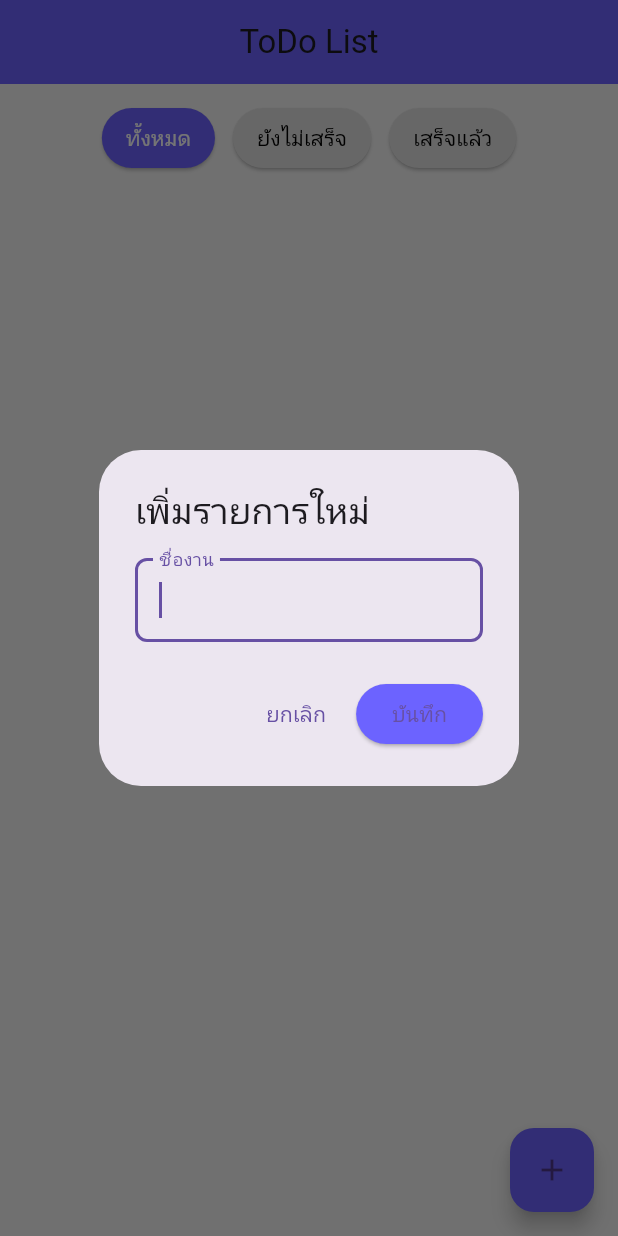
After one commit to Ratcha124/Flutter_todo_list, a Flutter app: the HomeScreen screen opened directly, after a tap on the "add" icon, on a phone screen of 412 x 824 dp. The commit adds this screen. Run offline on Flutter 3.47's test engine with Material 3 defaults, Android fonts, the phone set to English and light mode, and no system bars.

Commit message:
Update todo_screen.dart

```diff
--- /dev/null
+++ b/lib/models/todo_model.dart
@@ -0,0 +1,37 @@
+import 'dart:convert';
+
+class Todo {
+  String id;
+  String title;
+  bool isDone;
+
+  Todo({
+    required this.id,
+    required this.title,
+    this.isDone = false,
+  });
+
+  // แปลงเป็น Map สำหรับเก็บใน JSON
+  Map<String, dynamic> toMap() {
+    return {
+      'id': id,
+      'title': title,
+      'isDone': isDone,
+    };
+  }
+
+  // สร้างจาก Map ที่แปลงจาก JSON
+  factory Todo.fromMap(Map<String, dynamic> map) {
+    return Todo(
+      id: map['id'],
+      title: map['title'],
+      isDone: map['isDone'],
+    );
+  }
+
+  // แปลงเป็น JSON string
+  String toJson() => json.encode(toMap());
+
+  // สร้างจาก JSON string
+  factory Todo.fromJson(String source) => Todo.fromMap(json.decode(source));
+}
--- /dev/null
+++ b/lib/screens/home_screen.dart
@@ -0,0 +1,150 @@
+import 'package:flutter/material.dart';
+import 'package:uuid/uuid.dart';
+import '../models/todo_model.dart';
+import '../widgets/todo_item.dart';
+import '../widgets/todo_form.dart';
+import '../utils/constants.dart';
+
+enum FilterStatus { all, done, notDone }
+
+class HomeScreen extends StatefulWidget {
+  final VoidCallback? onLogout;
+  const HomeScreen({Key? key, this.onLogout}) : super(key: key);
+
+  @override
+  State<HomeScreen> createState() => _HomeScreenState();
+}
+
+class _HomeScreenState extends State<HomeScreen> {
+  final List<Todo> _todos = [];
+  FilterStatus _filterStatus = FilterStatus.all;
+  final uuid = const Uuid();
+
+  List<Todo> get filteredTodos {
+    switch (_filterStatus) {
+      case FilterStatus.done:
+        return _todos.where((t) => t.isDone).toList();
+      case FilterStatus.notDone:
+        return _todos.where((t) => !t.isDone).toList();
+      case FilterStatus.all:
+      default:
+        return _todos;
+    }
+  }
+
+  void _addTodo(String title) {
+    setState(() {
+      _todos.add(Todo(id: uuid.v4(), title: title));
+    });
+  }
+
+  void _toggleDone(Todo todo) {
+    setState(() {
+      final index = _todos.indexWhere((t) => t.id == todo.id);
+      if (index != -1) {
+        _todos[index].isDone = !_todos[index].isDone;
+      }
+    });
+  }
+
+  void _deleteTodo(Todo todo) {
+    setState(() {
+      _todos.removeWhere((t) => t.id == todo.id);
+    });
+  }
+
+  void _editTodo(Todo todo, String newTitle) {
+    setState(() {
+      final index = _todos.indexWhere((t) => t.id == todo.id);
+      if (index != -1) {
+        _todos[index].title = newTitle;
+      }
+    });
+  }
+
+  void _showAddForm() {
+    showDialog(
+      context: context,
+      builder: (_) => TodoForm(onSubmit: _addTodo),
+    );
+  }
+
+  void _showEditForm(Todo todo) {
+    showDialog(
+      context: context,
+      builder: (_) => TodoForm(
+        initialTitle: todo.title,
+        onSubmit: (newTitle) => _editTodo(todo, newTitle),
+      ),
+    );
+  }
+
+  Widget _buildFilterButton(FilterStatus status, String label) {
+    final isSelected = _filterStatus == status;
+    return ElevatedButton(
+      onPressed: () => setState(() => _filterStatus = status),
+      style: ElevatedButton.styleFrom(
+        backgroundColor: isSelected ? primaryColor : Colors.grey[300],
+        foregroundColor: isSelected ? Colors.white : Colors.black,
+        shape: RoundedRectangleBorder(borderRadius: BorderRadius.circular(20)),
+        padding: const EdgeInsets.symmetric(horizontal: 16),
+      ),
+      child: Text(label),
+    );
+  }
+
+  @override
+  Widget build(BuildContext context) {
+    return Scaffold(
+      backgroundColor: backgroundColor,
+      appBar: AppBar(
+        backgroundColor: primaryColor,
+        title: const Text('ToDo List'),
+        centerTitle: true,
+        actions: [
+          if (widget.onLogout != null)
+            IconButton(
+              icon: const Icon(Icons.logout),
+              onPressed: widget.onLogout,
+              tooltip: 'Logout',
+            ),
+        ],
+      ),
+      body: Column(
+        children: [
+          const SizedBox(height: 12),
+          Row(
+            mainAxisAlignment: MainAxisAlignment.center,
+            children: [
+              _buildFilterButton(FilterStatus.all, 'ทั้งหมด'),
+              const SizedBox(width: 12), // เพิ่มช่องว่างกว่านิดหน่อยให้สบายตา
+              _buildFilterButton(FilterStatus.notDone, 'ยังไม่เสร็จ'),
+              const SizedBox(width: 12),
+              _buildFilterButton(FilterStatus.done, 'เสร็จแล้ว'),
+            ],
+          ),
+          const SizedBox(height: 12),
+          Expanded(
+            child: filteredTodos.isEmpty
+                ? const Center(
+                    child: Text('ไม่มีรายการ', style: TextStyle(fontSize: 18)))
+                : ListView.builder(
+                    itemCount: filteredTodos.length,
+                    itemBuilder: (ctx, i) => TodoItem(
+                      todo: filteredTodos[i],
+                      onToggleDone: _toggleDone,
+                      onDelete: _deleteTodo,
+                      onEdit: _showEditForm,
+                    ),
+                  ),
+          ),
+        ],
+      ),
+      floatingActionButton: FloatingActionButton(
+        onPressed: _showAddForm,
+        backgroundColor: primaryColor,
+        child: const Icon(Icons.add),
+      ),
+    );
+  }
+}
--- /dev/null
+++ b/lib/utils/constants.dart
@@ -0,0 +1,6 @@
+import 'package:flutter/material.dart';
+
+const primaryColor = Color(0xFF6C63FF);
+const secondaryColor = Color(0xFF9A94FF);
+const backgroundColor = Color(0xFFF5F5F5);
+const textColor = Color(0xFF333333);
--- /dev/null
+++ b/lib/widgets/todo_form.dart
@@ -0,0 +1,66 @@
+import 'package:flutter/material.dart';
+import '../utils/constants.dart';
+
+class TodoForm extends StatefulWidget {
+  final String? initialTitle;
+  final Function(String) onSubmit;
+
+  const TodoForm({Key? key, this.initialTitle, required this.onSubmit})
+      : super(key: key);
+
+  @override
+  State<TodoForm> createState() => _TodoFormState();
+}
+
+class _TodoFormState extends State<TodoForm> {
+  final _formKey = GlobalKey<FormState>();
+  late String _title;
+
+  @override
+  void initState() {
+    super.initState();
+    _title = widget.initialTitle ?? '';
+  }
+
+  void _submit() {
+    if (_formKey.currentState!.validate()) {
+      widget.onSubmit(_title.trim());
+      Navigator.of(context).pop();
+    }
+  }
+
+  @override
+  Widget build(BuildContext context) {
+    return AlertDialog(
+      title:
+          Text(widget.initialTitle == null ? 'เพิ่มรายการใหม่' : 'แก้ไขรายการ'),
+      content: Form(
+        key: _formKey,
+        child: TextFormField(
+          initialValue: _title,
+          autofocus: true,
+          decoration: InputDecoration(
+            labelText: 'ชื่องาน',
+            border: OutlineInputBorder(borderRadius: BorderRadius.circular(8)),
+          ),
+          validator: (value) => value == null || value.trim().isEmpty
+              ? 'กรุณากรอกชื่อรายการ'
+              : null,
+          onChanged: (val) => setState(() => _title = val),
+          onFieldSubmitted: (_) => _submit(),
+        ),
+      ),
+      actions: [
+        TextButton(
+          onPressed: () => Navigator.of(context).pop(),
+          child: const Text('ยกเลิก'),
+        ),
+        ElevatedButton(
+          onPressed: _submit,
+          style: ElevatedButton.styleFrom(backgroundColor: primaryColor),
+          child: const Text('บันทึก'),
+        ),
+      ],
+    );
+  }
+}
--- /dev/null
+++ b/lib/widgets/todo_item.dart
@@ -0,0 +1,55 @@
+import 'package:flutter/material.dart';
+import '../models/todo_model.dart';
+import '../utils/constants.dart';
+
+class TodoItem extends StatelessWidget {
+  final Todo todo;
+  final Function(Todo) onToggleDone;
+  final Function(Todo) onDelete;
+  final Function(Todo) onEdit;
+
+  const TodoItem({
+    Key? key,
+    required this.todo,
+    required this.onToggleDone,
+    required this.onDelete,
+    required this.onEdit,
+  }) : super(key: key);
+
+  @override
+  Widget build(BuildContext context) {
+    return Card(
+      elevation: 2,
+      margin: const EdgeInsets.symmetric(vertical: 6, horizontal: 12),
+      shape: RoundedRectangleBorder(borderRadius: BorderRadius.circular(12)),
+      child: ListTile(
+        leading: Checkbox(
+          value: todo.isDone,
+          onChanged: (_) => onToggleDone(todo),
+          activeColor: primaryColor,
+        ),
+        title: Text(
+          todo.title,
+          style: TextStyle(
+            decoration: todo.isDone ? TextDecoration.lineThrough : null,
+            color: todo.isDone ? Colors.grey : textColor,
+            fontWeight: FontWeight.w600,
+          ),
+        ),
+        trailing: Row(
+          mainAxisSize: MainAxisSize.min,
+          children: [
+            IconButton(
+              icon: const Icon(Icons.edit, color: primaryColor),
+              onPressed: () => onEdit(todo),
+            ),
+            IconButton(
+              icon: const Icon(Icons.delete, color: Colors.redAccent),
+              onPressed: () => onDelete(todo),
+            ),
+          ],
+        ),
+      ),
+    );
+  }
+}
--- a/pubspec.yaml
+++ b/pubspec.yaml
@@ -36,6 +36,8 @@ dependencies:
   cupertino_icons: ^1.0.8
   path_provider: ^2.1.5
   provider: ^6.1.5
+  uuid: ^3.0.7
+  shared_preferences: ^2.1.1
 
 dev_dependencies:
   flutter_test:
```
Also changed, not shown: lib/main.dart (+4 -14 lines), pubspec.lock, 2 other files.
